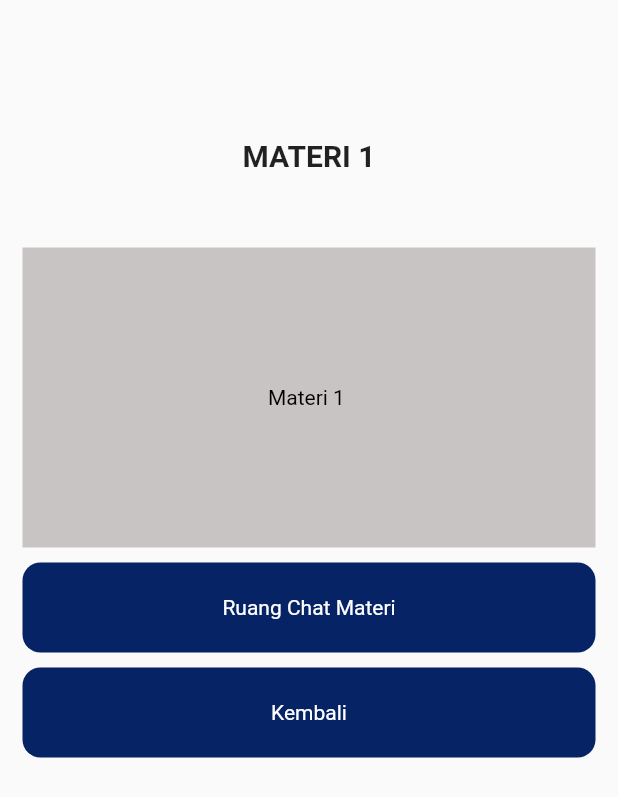
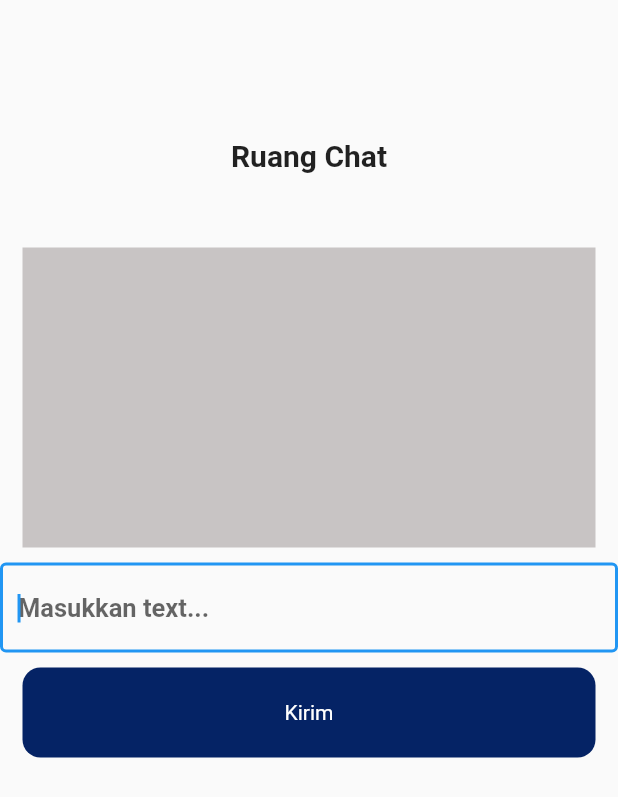
Before and after one commit to fakih06/lms-unm, a Flutter app: the MateriScreen screen opened directly, after a tap on "Ruang Chat Materi", on a phone screen of 412 x 824 dp. Shown: the top 797 px of the screen. Run offline on Flutter 3.47's test engine with Material 2 defaults, Android fonts, the phone set to English and light mode, and no system bars.

Commit message:
add chat materi screen
nambahin halaman chat materi

```diff
--- a/lib/materi_screen.dart
+++ /dev/null
@@ -1,224 +0,0 @@
-import 'package:unm_lms/utils/exports.dart';
-
-class MateriScreen extends StatefulWidget {
-  const MateriScreen({Key? key}) : super(key: key);
-
-  @override
-  _MateriScreenState createState() => _MateriScreenState();
-}
-
-class _MateriScreenState extends State<MateriScreen> {
-  @override
-  Widget build(BuildContext context) {
-    return SafeArea(
-      child: Scaffold(
-        body: SingleChildScrollView(
-          child: Padding(
-            padding: const EdgeInsets.only(top: 44),
-            child: Column(
-              children: [
-                // const Image(image: AssetImage("image/img2.png")),
-                const SizedBox(height: 48),
-                Text(
-                  'MATERI 1',
-                  style: TextStyle(fontWeight: FontWeight.bold, fontSize: 20),
-                ),
-                SizedBox(height: 20),
-
-                const SizedBox(height: 30),
-                Padding(
-                  padding:
-                      const EdgeInsets.symmetric(vertical: 0, horizontal: 15),
-                  child: InkWell(
-                    child: Container(
-                        width: double.infinity,
-                        height: 200,
-                        decoration: BoxDecoration(
-                          color: Color.fromARGB(255, 200, 196, 196),
-                        ),
-                        child: Center(
-                          child: Text(
-                            'Materi 1 ',
-                            style: const TextStyle(
-                              color: Colors.black,
-                              fontWeight: FontWeight.normal,
-                              fontSize: 14,
-                            ),
-                          ),
-                        )),
-                    onTap: () {},
-                  ),
-                ),
-                const SizedBox(height: 10),
-                Padding(
-                  padding:
-                      const EdgeInsets.symmetric(vertical: 0, horizontal: 15),
-                  child: InkWell(
-                    child: Container(
-                        width: double.infinity,
-                        height: 60,
-                        decoration: BoxDecoration(
-                          color: Color.fromARGB(255, 5, 35, 101),
-                          borderRadius: BorderRadius.circular(12),
-                        ),
-                        child: Center(
-                          child: Text(
-                            'Ruang Chat Materi',
-                            style: const TextStyle(
-                              color: Colors.white,
-                              fontWeight: FontWeight.normal,
-                              fontSize: 14,
-                            ),
-                          ),
-                        )),
-                    onTap: () {},
-                  ),
-                ),
-                const SizedBox(height: 10),
-                Padding(
-                  padding:
-                      const EdgeInsets.symmetric(vertical: 0, horizontal: 15),
-                  child: InkWell(
-                    child: Container(
-                        width: double.infinity,
-                        height: 60,
-                        decoration: BoxDecoration(
-                          color: Color.fromARGB(255, 5, 35, 101),
-                          borderRadius: BorderRadius.circular(12),
-                        ),
-                        child: Center(
-                          child: Text(
-                            'Kembali',
-                            style: const TextStyle(
-                              color: Colors.white,
-                              fontWeight: FontWeight.normal,
-                              fontSize: 14,
-                            ),
-                          ),
-                        )),
-                    onTap: () {
-                      Navigator.of(context).push(MaterialPageRoute(
-                          builder: (context) => const MatkulScreen()));
-                    },
-                  ),
-                ),
-              ],
-            ),
-          ),
-        ),
-      ),
-    );
-  }
-}
-
-// ///////////// MATERI 2
-class Materi2Screen extends StatefulWidget {
-  const Materi2Screen({Key? key}) : super(key: key);
-
-  @override
-  _Materi2ScreenState createState() => _Materi2ScreenState();
-}
-
-class _Materi2ScreenState extends State<Materi2Screen> {
-  @override
-  Widget build(BuildContext context) {
-    return SafeArea(
-      child: Scaffold(
-        body: SingleChildScrollView(
-          child: Padding(
-            padding: const EdgeInsets.only(top: 44),
-            child: Column(
-              children: [
-                // const Image(image: AssetImage("image/img2.png")),
-                const SizedBox(height: 48),
-                Text(
-                  'MATERI 2',
-                  style: TextStyle(fontWeight: FontWeight.bold, fontSize: 20),
-                ),
-                SizedBox(height: 20),
-
-                const SizedBox(height: 30),
-                Padding(
-                  padding:
-                      const EdgeInsets.symmetric(vertical: 0, horizontal: 15),
-                  child: InkWell(
-                    child: Container(
-                        width: double.infinity,
-                        height: 200,
-                        decoration: BoxDecoration(
-                          color: Color.fromARGB(255, 200, 196, 196),
-                        ),
-                        child: Center(
-                          child: Text(
-                            'Materi 2 ',
-                            style: const TextStyle(
-                              color: Colors.black,
-                              fontWeight: FontWeight.normal,
-                              fontSize: 14,
-                            ),
-                          ),
-                        )),
-                    onTap: () {},
-                  ),
-                ),
-                const SizedBox(height: 10),
-                Padding(
-                  padding:
-                      const EdgeInsets.symmetric(vertical: 0, horizontal: 15),
-                  child: InkWell(
-                    child: Container(
-                        width: double.infinity,
-                        height: 60,
-                        decoration: BoxDecoration(
-                          color: Color.fromARGB(255, 5, 35, 101),
-                          borderRadius: BorderRadius.circular(12),
-                        ),
-                        child: Center(
-                          child: Text(
-                            'Ruang Chat Materi',
-                            style: const TextStyle(
-                              color: Colors.white,
-                              fontWeight: FontWeight.normal,
-                              fontSize: 14,
-                            ),
-                          ),
-                        )),
-                    onTap: () {},
-                  ),
-                ),
-                const SizedBox(height: 10),
-                Padding(
-                  padding:
-                      const EdgeInsets.symmetric(vertical: 0, horizontal: 15),
-                  child: InkWell(
-                    child: Container(
-                        width: double.infinity,
-                        height: 60,
-                        decoration: BoxDecoration(
-                          color: Color.fromARGB(255, 5, 35, 101),
-                          borderRadius: BorderRadius.circular(12),
-                        ),
-                        child: Center(
-                          child: Text(
-                            'Kembali',
-                            style: const TextStyle(
-                              color: Colors.white,
-                              fontWeight: FontWeight.normal,
-                              fontSize: 14,
-                            ),
-                          ),
-                        )),
-                    onTap: () {
-                      Navigator.of(context).push(MaterialPageRoute(
-                          builder: (context) => const MatkulScreen()));
-                    },
-                  ),
-                ),
-              ],
-            ),
-          ),
-        ),
-      ),
-    );
-  }
-}
--- a/lib/utils/exports.dart
+++ b/lib/utils/exports.dart
@@ -1,7 +1,7 @@
 export 'package:flutter/material.dart';
 
 //Views
-export 'package:unm_lms/materi_screen.dart';
+export 'package:unm_lms/views/materi_screen.dart';
 export 'package:unm_lms/views/home_screen.dart';
 export 'package:unm_lms/views/login_signup/login_screen.dart';
 export 'package:unm_lms/views/login_signup/signup_sreen.dart';
--- /dev/null
+++ b/lib/views/chat/chatMateri_screen.dart
@@ -0,0 +1,207 @@
+import 'package:unm_lms/utils/exports.dart';
+
+class ChatMateriScreen extends StatefulWidget {
+  const ChatMateriScreen({Key? key}) : super(key: key);
+
+  @override
+  _ChatMateriScreenState createState() => _ChatMateriScreenState();
+}
+
+class _ChatMateriScreenState extends State<ChatMateriScreen> {
+  @override
+  Widget build(BuildContext context) {
+    return SafeArea(
+      child: Scaffold(
+        body: SingleChildScrollView(
+          child: Padding(
+            padding: const EdgeInsets.only(top: 44),
+            child: Column(
+              children: [
+                // const Image(image: AssetImage("image/img2.png")),
+                const SizedBox(height: 48),
+                Text(
+                  'Ruang Chat',
+                  style: TextStyle(fontWeight: FontWeight.bold, fontSize: 20),
+                ),
+                SizedBox(height: 20),
+
+                const SizedBox(height: 30),
+                Padding(
+                  padding:
+                      const EdgeInsets.symmetric(vertical: 0, horizontal: 15),
+                  child: InkWell(
+                    child: Container(
+                        width: double.infinity,
+                        height: 200,
+                        decoration: BoxDecoration(
+                          color: Color.fromARGB(255, 200, 196, 196),
+                        ),
+                        child: Center()),
+                    onTap: () {},
+                  ),
+                ),
+                const SizedBox(height: 10),
+                TextField(
+                  decoration: InputDecoration(
+                      // labelText: "Masukkan Text...",
+                      hintText: "Masukkan text...",
+                      hintStyle: const TextStyle(
+                        fontWeight: FontWeight.bold,
+                        fontSize: 17,
+                      ),
+                      border: const OutlineInputBorder(
+                          borderSide: BorderSide(
+                        width: 5,
+                        color: Colors.black,
+                        style: BorderStyle.solid,
+                      ))),
+                  autofocus: true,
+                ),
+                const SizedBox(height: 10),
+                Padding(
+                  padding:
+                      const EdgeInsets.symmetric(vertical: 0, horizontal: 15),
+                  child: InkWell(
+                    child: Container(
+                        width: double.infinity,
+                        height: 60,
+                        decoration: BoxDecoration(
+                          color: Color.fromARGB(255, 5, 35, 101),
+                          borderRadius: BorderRadius.circular(12),
+                        ),
+                        child: Center(
+                          child: Text(
+                            'Kirim',
+                            style: const TextStyle(
+                              color: Colors.white,
+                              fontWeight: FontWeight.normal,
+                              fontSize: 14,
+                            ),
+                          ),
+                        )),
+                    onTap: () {
+                      Navigator.of(context).push(MaterialPageRoute(
+                          builder: (context) => const MatkulScreen()));
+                    },
+                  ),
+                ),
+              ],
+            ),
+          ),
+        ),
+      ),
+    );
+  }
+}
+
+// ///////////// MATERI 2
+class Materi2Screen extends StatefulWidget {
+  const Materi2Screen({Key? key}) : super(key: key);
+
+  @override
+  _Materi2ScreenState createState() => _Materi2ScreenState();
+}
+
+class _Materi2ScreenState extends State<Materi2Screen> {
+  @override
+  Widget build(BuildContext context) {
+    return SafeArea(
+      child: Scaffold(
+        body: SingleChildScrollView(
+          child: Padding(
+            padding: const EdgeInsets.only(top: 44),
+            child: Column(
+              children: [
+                // const Image(image: AssetImage("image/img2.png")),
+                const SizedBox(height: 48),
+                Text(
+                  'MATERI 2',
+                  style: TextStyle(fontWeight: FontWeight.bold, fontSize: 20),
+                ),
+                SizedBox(height: 20),
+
+                const SizedBox(height: 30),
+                Padding(
+                  padding:
+                      const EdgeInsets.symmetric(vertical: 0, horizontal: 15),
+                  child: InkWell(
+                    child: Container(
+                        width: double.infinity,
+                        height: 200,
+                        decoration: BoxDecoration(
+                          color: Color.fromARGB(255, 200, 196, 196),
+                        ),
+                        child: Center(
+                          child: Text(
+                            'Materi 2 ',
+                            style: const TextStyle(
+                              color: Colors.black,
+                              fontWeight: FontWeight.normal,
+                              fontSize: 14,
+                            ),
+                          ),
+                        )),
+                    onTap: () {},
+                  ),
+                ),
+                const SizedBox(height: 10),
+                Padding(
+                  padding:
+                      const EdgeInsets.symmetric(vertical: 0, horizontal: 15),
+                  child: InkWell(
+                    child: Container(
+                        width: double.infinity,
+                        height: 60,
+                        decoration: BoxDecoration(
+                          color: Color.fromARGB(255, 5, 35, 101),
+                          borderRadius: BorderRadius.circular(12),
+                        ),
+                        child: Center(
+                          child: Text(
+                            'Ruang Chat Materi',
+                            style: const TextStyle(
+                              color: Colors.white,
+                              fontWeight: FontWeight.normal,
+                              fontSize: 14,
+                            ),
+                          ),
+                        )),
+                    onTap: () {},
+                  ),
+                ),
+                const SizedBox(height: 10),
+                Padding(
+                  padding:
+                      const EdgeInsets.symmetric(vertical: 0, horizontal: 15),
+                  child: InkWell(
+                    child: Container(
+                        width: double.infinity,
+                        height: 60,
+                        decoration: BoxDecoration(
+                          color: Color.fromARGB(255, 5, 35, 101),
+                          borderRadius: BorderRadius.circular(12),
+                        ),
+                        child: Center(
+                          child: Text(
+                            'Kembali',
+                            style: const TextStyle(
+                              color: Colors.white,
+                              fontWeight: FontWeight.normal,
+                              fontSize: 14,
+                            ),
+                          ),
+                        )),
+                    onTap: () {
+                      Navigator.of(context).push(MaterialPageRoute(
+                          builder: (context) => const MatkulScreen()));
+                    },
+                  ),
+                ),
+              ],
+            ),
+          ),
+        ),
+      ),
+    );
+  }
+}
--- /dev/null
+++ b/lib/views/materi_screen.dart
@@ -0,0 +1,228 @@
+import 'package:unm_lms/utils/exports.dart';
+import 'package:unm_lms/views/chat/chatMateri_screen.dart';
+
+class MateriScreen extends StatefulWidget {
+  const MateriScreen({Key? key}) : super(key: key);
+
+  @override
+  _MateriScreenState createState() => _MateriScreenState();
+}
+
+class _MateriScreenState extends State<MateriScreen> {
+  @override
+  Widget build(BuildContext context) {
+    return SafeArea(
+      child: Scaffold(
+        body: SingleChildScrollView(
+          child: Padding(
+            padding: const EdgeInsets.only(top: 44),
+            child: Column(
+              children: [
+                // const Image(image: AssetImage("image/img2.png")),
+                const SizedBox(height: 48),
+                Text(
+                  'MATERI 1',
+                  style: TextStyle(fontWeight: FontWeight.bold, fontSize: 20),
+                ),
+                SizedBox(height: 20),
+
+                const SizedBox(height: 30),
+                Padding(
+                  padding:
+                      const EdgeInsets.symmetric(vertical: 0, horizontal: 15),
+                  child: InkWell(
+                    child: Container(
+                        width: double.infinity,
+                        height: 200,
+                        decoration: BoxDecoration(
+                          color: Color.fromARGB(255, 200, 196, 196),
+                        ),
+                        child: Center(
+                          child: Text(
+                            'Materi 1 ',
+                            style: const TextStyle(
+                              color: Colors.black,
+                              fontWeight: FontWeight.normal,
+                              fontSize: 14,
+                            ),
+                          ),
+                        )),
+                    onTap: () {},
+                  ),
+                ),
+                const SizedBox(height: 10),
+                Padding(
+                  padding:
+                      const EdgeInsets.symmetric(vertical: 0, horizontal: 15),
+                  child: InkWell(
+                    child: Container(
+                        width: double.infinity,
+                        height: 60,
+                        decoration: BoxDecoration(
+                          color: Color.fromARGB(255, 5, 35, 101),
+                          borderRadius: BorderRadius.circular(12),
+                        ),
+                        child: Center(
+                          child: Text(
+                            'Ruang Chat Materi',
+                            style: const TextStyle(
+                              color: Colors.white,
+                              fontWeight: FontWeight.normal,
+                              fontSize: 14,
+                            ),
+                          ),
+                        )),
+                    onTap: () {
+                      Navigator.of(context).push(MaterialPageRoute(
+                          builder: (context) => const ChatMateriScreen()));
+                    },
+                  ),
+                ),
+                const SizedBox(height: 10),
+                Padding(
+                  padding:
+                      const EdgeInsets.symmetric(vertical: 0, horizontal: 15),
+                  child: InkWell(
+                    child: Container(
+                        width: double.infinity,
+                        height: 60,
+                        decoration: BoxDecoration(
+                          color: Color.fromARGB(255, 5, 35, 101),
+                          borderRadius: BorderRadius.circular(12),
+                        ),
+                        child: Center(
+                          child: Text(
+                            'Kembali',
+                            style: const TextStyle(
+                              color: Colors.white,
+                              fontWeight: FontWeight.normal,
+                              fontSize: 14,
+                            ),
+                          ),
+                        )),
+                    onTap: () {
+                      Navigator.of(context).push(MaterialPageRoute(
+                          builder: (context) => const MatkulScreen()));
+                    },
+                  ),
+                ),
+              ],
+            ),
+          ),
+        ),
+      ),
+    );
+  }
+}
+
+// ///////////// MATERI 2
+class Materi2Screen extends StatefulWidget {
+  const Materi2Screen({Key? key}) : super(key: key);
+
+  @override
+  _Materi2ScreenState createState() => _Materi2ScreenState();
+}
+
+class _Materi2ScreenState extends State<Materi2Screen> {
+  @override
+  Widget build(BuildContext context) {
+    return SafeArea(
+      child: Scaffold(
+        body: SingleChildScrollView(
+          child: Padding(
+            padding: const EdgeInsets.only(top: 44),
+            child: Column(
+              children: [
+                // const Image(image: AssetImage("image/img2.png")),
+                const SizedBox(height: 48),
+                Text(
+                  'MATERI 2',
+                  style: TextStyle(fontWeight: FontWeight.bold, fontSize: 20),
+                ),
+                SizedBox(height: 20),
+
+                const SizedBox(height: 30),
+                Padding(
+                  padding:
+                      const EdgeInsets.symmetric(vertical: 0, horizontal: 15),
+                  child: InkWell(
+                    child: Container(
+                        width: double.infinity,
+                        height: 200,
+                        decoration: BoxDecoration(
+                          color: Color.fromARGB(255, 200, 196, 196),
+                        ),
+                        child: Center(
+                          child: Text(
+                            'Materi 2 ',
+                            style: const TextStyle(
+                              color: Colors.black,
+                              fontWeight: FontWeight.normal,
+                              fontSize: 14,
+                            ),
+                          ),
+                        )),
+                    onTap: () {},
+                  ),
+                ),
+                const SizedBox(height: 10),
+                Padding(
+                  padding:
+                      const EdgeInsets.symmetric(vertical: 0, horizontal: 15),
+                  child: InkWell(
+                    child: Container(
+                        width: double.infinity,
+                        height: 60,
+                        decoration: BoxDecoration(
+                          color: Color.fromARGB(255, 5, 35, 101),
+                          borderRadius: BorderRadius.circular(12),
+                        ),
+                        child: Center(
+                          child: Text(
+                            'Ruang Chat Materi',
+                            style: const TextStyle(
+                              color: Colors.white,
+                              fontWeight: FontWeight.normal,
+                              fontSize: 14,
+                            ),
+                          ),
+                        )),
+                    onTap: () {},
+                  ),
+                ),
+                const SizedBox(height: 10),
+                Padding(
+                  padding:
+                      const EdgeInsets.symmetric(vertical: 0, horizontal: 15),
+                  child: InkWell(
+                    child: Container(
+                        width: double.infinity,
+                        height: 60,
+                        decoration: BoxDecoration(
+                          color: Color.fromARGB(255, 5, 35, 101),
+                          borderRadius: BorderRadius.circular(12),
+                        ),
+                        child: Center(
+                          child: Text(
+                            'Kembali',
+                            style: const TextStyle(
+                              color: Colors.white,
+                              fontWeight: FontWeight.normal,
+                              fontSize: 14,
+                            ),
+                          ),
+                        )),
+                    onTap: () {
+                      Navigator.of(context).push(MaterialPageRoute(
+                          builder: (context) => const MatkulScreen()));
+                    },
+                  ),
+                ),
+              ],
+            ),
+          ),
+        ),
+      ),
+    );
+  }
+}
```
Also changed, not shown: 166 other files.
